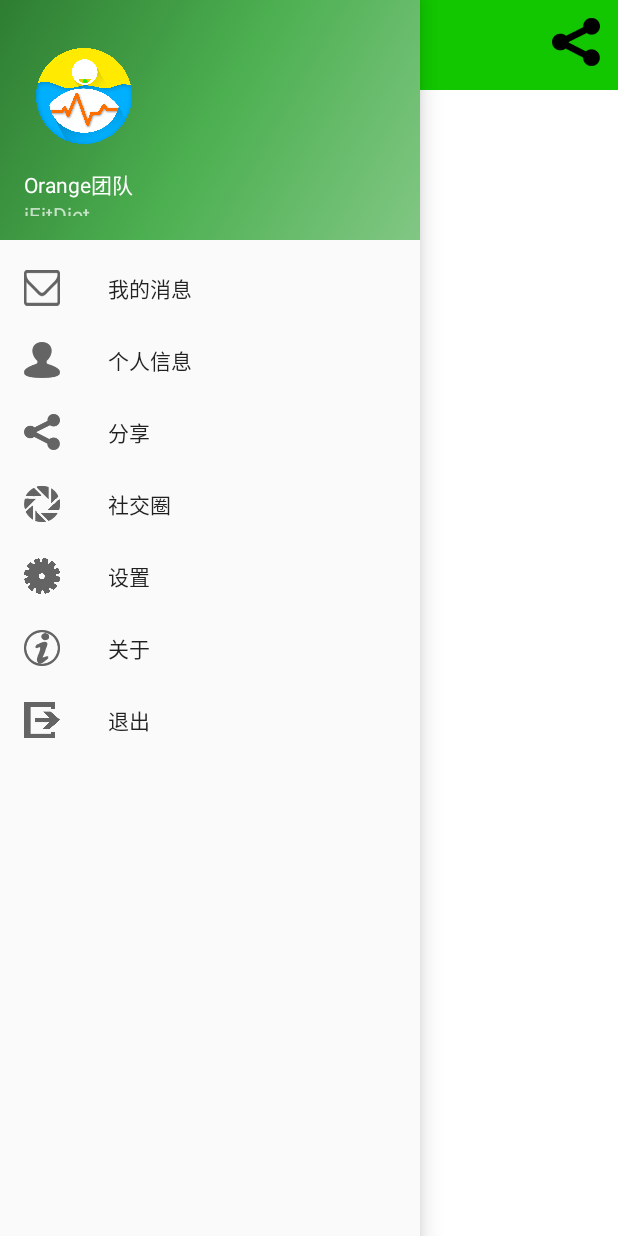
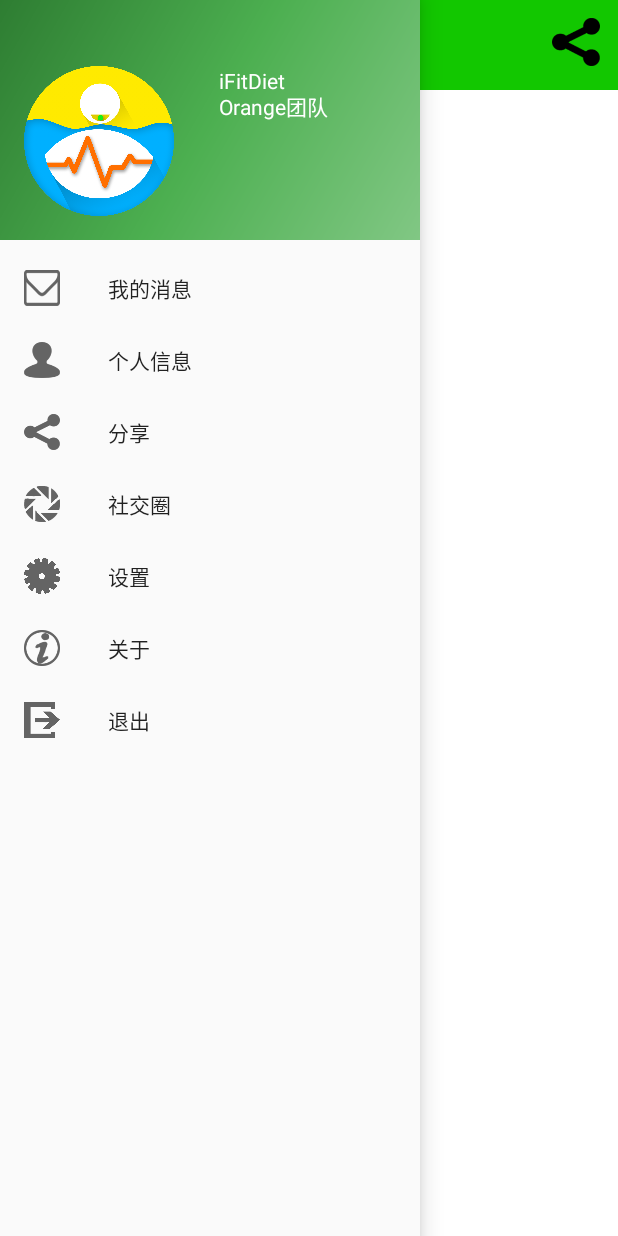
Before and after one commit to Galaxy9572/iFitDiet, an Android app: the screen it shows after launch (MainActivity), with the side drawer open, on a phone screen of 412 x 824 dp. Run offline under Robolectric (Android 15) with nearby library versions, the phone set to English and light mode, and no system bars.

Commit message:
2016/09/01：第四次提交，修改界面，廖俊瑶

```diff
--- a/app/src/main/java/com/orange/ifitdiet/MainActivity.java
+++ b/app/src/main/java/com/orange/ifitdiet/MainActivity.java
@@ -15,6 +15,8 @@ import android.support.v7.app.AppCompatActivity;
 import android.support.v7.widget.Toolbar;
 import android.view.Menu;
 import android.view.MenuItem;
+import android.view.View;
+import android.widget.ImageView;
 import android.widget.Toast;
 
 import com.orange.ifitdiet.fragment.FragAdapter;
@@ -32,6 +34,7 @@ public class MainActivity extends AppCompatActivity
     private Fragment fragment_recommend, fragment_health, fragment_locate, fragment_group;
     private List<Fragment> fragList;
     private FragAdapter fragAdapter;
+    private boolean isRegister, isLogin;
 
     @Override
     protected void onCreate(Bundle savedInstanceState) {
@@ -52,6 +55,18 @@ public class MainActivity extends AppCompatActivity
         NavigationView navigationView = (NavigationView) findViewById(R.id.nav_view);
         navigationView.setNavigationItemSelectedListener(this);
 
+        View view=getLayoutInflater().inflate(R.layout.nav_header_main,null).findViewById(R.id.iv_navi);
+        ImageView iv_navi= (ImageView) view.findViewById(R.id.iv_navi);
+        iv_navi.setOnClickListener(new View.OnClickListener() {
+            @Override
+            public void onClick(View v) {
+                System.out.println("点击了_________________________________________________________");
+                if (!isLogin) {
+                    startActivity(new Intent().setClass(MainActivity.this, LoginActivity.class));
+                }
+            }
+        });
+
         vp = (ViewPager) findViewById(R.id.viewpager);
         fragList = new ArrayList<Fragment>();
         fragList.add(new RecommendFragment());
@@ -64,7 +79,6 @@ public class MainActivity extends AppCompatActivity
         vp.setCurrentItem(0);
 
 
-
     }
 
     @Override
@@ -72,7 +86,6 @@ public class MainActivity extends AppCompatActivity
         getMenuInflater().inflate(R.menu.toolbar_main_activity, menu);
         return true;
     }
-
 
     @Override
     public void onBackPressed() {
@@ -94,6 +107,10 @@ public class MainActivity extends AppCompatActivity
         return super.onOptionsItemSelected(item);
     }
 
+    protected void register(View v) {
+        startActivity(new Intent().setClass(this, RegisterActivity.class));
+    }
+
     @SuppressWarnings("StatementWithEmptyBody")
     @Override
     public boolean onNavigationItemSelected(MenuItem item) {
@@ -101,9 +118,9 @@ public class MainActivity extends AppCompatActivity
         int id = item.getItemId();
 
         if (id == R.id.nav_mymsg) {
-            startActivity(new Intent().setClass(this, LoginActivity.class));
+
         } else if (id == R.id.nav_myinfo) {
-            startActivity(new Intent().setClass(this, RegisterActivity.class));
+
         } else if (id == R.id.nav_share) {
 
         } else if (id == R.id.nav_social) {
--- a/app/src/main/res/layout/nav_header_main.xml
+++ b/app/src/main/res/layout/nav_header_main.xml
@@ -1,5 +1,5 @@
 <?xml version="1.0" encoding="utf-8"?>
-<LinearLayout xmlns:android="http://schemas.android.com/apk/res/android"
+<RelativeLayout xmlns:android="http://schemas.android.com/apk/res/android"
     android:layout_width="match_parent"
     android:layout_height="@dimen/nav_header_height"
     android:background="@drawable/side_nav_bar"
@@ -8,20 +8,21 @@
     android:paddingBottom="@dimen/activity_vertical_margin"
     android:paddingLeft="@dimen/activity_horizontal_margin"
     android:paddingRight="@dimen/activity_horizontal_margin"
-    android:paddingTop="@dimen/activity_vertical_margin"
     android:theme="@style/ThemeOverlay.AppCompat.Dark">
 
     <ImageView
-        android:id="@+id/imageView"
-        android:layout_width="80dp"
-        android:layout_height="80dp"
-        android:paddingTop="@dimen/nav_header_vertical_spacing"
+        android:id="@+id/iv_navi"
+        android:layout_width="100dp"
+        android:layout_height="100dp"
+        android:clickable="true"
         android:src="@drawable/logo" />
 
     <TextView
         android:layout_width="match_parent"
         android:layout_height="wrap_content"
+        android:layout_toEndOf="@id/iv_navi"
         android:paddingTop="@dimen/nav_header_vertical_spacing"
+        android:layout_marginLeft="30dp"
         android:text="Orange团队"
         android:textAppearance="@style/TextAppearance.AppCompat.Body1" />
 
@@ -29,6 +30,9 @@
         android:id="@+id/textView"
         android:layout_width="wrap_content"
         android:layout_height="wrap_content"
-        android:text="iFitDiet" />
+        android:layout_toEndOf="@id/iv_navi"
+        android:layout_marginLeft="30dp"
+        android:text="iFitDiet"
+        android:textAppearance="@style/TextAppearance.AppCompat.Body1"/>
 
-</LinearLayout>
+</RelativeLayout>
```
Also changed, not shown: app/src/main/res/layout/activity_login.xml (+11 -0 lines).
